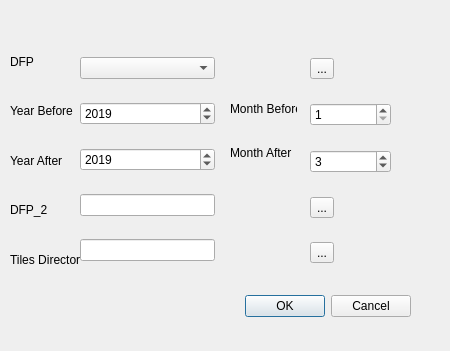
First picture: the form in def_point_val_dialog_base.ui, repository SMByC/def_point_val, before the edit.
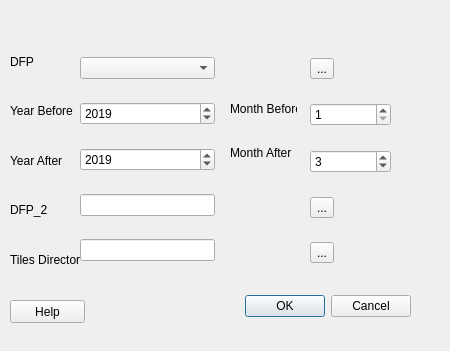
Second picture: the form after the edit.

Patch:
```diff
--- a/def_point_val_dialog_base.ui
+++ b/def_point_val_dialog_base.ui
@@ -29,7 +29,7 @@
     <set>QDialogButtonBox::Cancel|QDialogButtonBox::Ok</set>
    </property>
   </widget>
-  <widget class="QWidget" name="">
+  <widget class="QWidget" name="layoutWidget">
    <property name="geometry">
     <rect>
      <x>80</x>
@@ -82,7 +82,7 @@
     </item>
    </layout>
   </widget>
-  <widget class="QWidget" name="">
+  <widget class="QWidget" name="layoutWidget">
    <property name="geometry">
     <rect>
      <x>310</x>
@@ -144,7 +144,7 @@
     </item>
    </layout>
   </widget>
-  <widget class="QWidget" name="">
+  <widget class="QWidget" name="layoutWidget">
    <property name="geometry">
     <rect>
      <x>230</x>
@@ -170,7 +170,7 @@
     </item>
    </layout>
   </widget>
-  <widget class="QWidget" name="">
+  <widget class="QWidget" name="layoutWidget">
    <property name="geometry">
     <rect>
      <x>10</x>
@@ -217,6 +217,19 @@
     </item>
    </layout>
   </widget>
+  <widget class="QPushButton" name="pushButton">
+   <property name="geometry">
+    <rect>
+     <x>10</x>
+     <y>300</y>
+     <width>75</width>
+     <height>23</height>
+    </rect>
+   </property>
+   <property name="text">
+    <string>Help</string>
+   </property>
+  </widget>
  </widget>
  <resources/>
  <connections>
```
